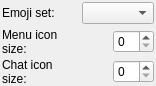
First picture: the form in src/plugins/emoji/emojioptions2.ui, repository xnamed/vacuum-im, before the edit.
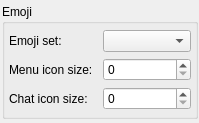
Second picture: the form after the edit. Custom widgets are drawn as their Qt base class.

The edit to the form file:
```diff
--- a/src/plugins/emoji/emojioptions2.ui
+++ b/src/plugins/emoji/emojioptions2.ui
@@ -6,8 +6,8 @@
    <rect>
     <x>0</x>
     <y>0</y>
-    <width>156</width>
-    <height>86</height>
+    <width>199</width>
+    <height>107</height>
    </rect>
   </property>
   <property name="sizePolicy">
@@ -16,20 +16,38 @@
     <verstretch>0</verstretch>
    </sizepolicy>
   </property>
-  <layout class="QGridLayout" name="gridLayout" columnstretch="0,0,0">
+  <layout class="QVBoxLayout" name="verticalLayout">
    <property name="leftMargin">
     <number>2</number>
    </property>
    <property name="topMargin">
-    <number>2</number>
+    <number>4</number>
    </property>
    <property name="rightMargin">
-    <number>2</number>
+    <number>1</number>
    </property>
    <property name="bottomMargin">
-    <number>2</number>
+    <number>4</number>
    </property>
-   <item row="1" column="0">
+   <item>
+    <widget class="QGroupBox" name="groupBox">
+     <property name="title">
+      <string>Emoji</string>
+     </property>
+     <layout class="QGridLayout" name="gridLayout">
+      <property name="leftMargin">
+       <number>4</number>
+      </property>
+      <property name="topMargin">
+       <number>6</number>
+      </property>
+      <property name="rightMargin">
+       <number>4</number>
+      </property>
+      <property name="bottomMargin">
+       <number>6</number>
+      </property>
+      <item row="0" column="0">
     <widget class="QLabel" name="lblEmojiSet">
      <property name="sizePolicy">
       <sizepolicy hsizetype="Expanding" vsizetype="Preferred">
@@ -48,27 +66,7 @@
      </property>
     </widget>
    </item>
-   <item row="2" column="2">
-    <widget class="IconSizeSpinBox" name="spbMenuIconSize">
-     <property name="sizePolicy">
-      <sizepolicy hsizetype="Preferred" vsizetype="Fixed">
-       <horstretch>0</horstretch>
-       <verstretch>0</verstretch>
-      </sizepolicy>
-     </property>
-    </widget>
-   </item>
-   <item row="3" column="2">
-    <widget class="IconSizeSpinBox" name="spbChatIconSize">
-     <property name="sizePolicy">
-      <sizepolicy hsizetype="Preferred" vsizetype="Fixed">
-       <horstretch>0</horstretch>
-       <verstretch>0</verstretch>
-      </sizepolicy>
-     </property>
-    </widget>
-   </item>
-   <item row="1" column="1" colspan="2">
+      <item row="0" column="1">
     <widget class="QComboBox" name="cmbEmojiSet">
      <property name="sizePolicy">
       <sizepolicy hsizetype="Expanding" vsizetype="Fixed">
@@ -78,26 +76,7 @@
      </property>
     </widget>
    </item>
-   <item row="3" column="0">
-    <widget class="QLabel" name="lblbChatIconSize">
-     <property name="sizePolicy">
-      <sizepolicy hsizetype="Expanding" vsizetype="Preferred">
-       <horstretch>0</horstretch>
-       <verstretch>0</verstretch>
-      </sizepolicy>
-     </property>
-     <property name="text">
-      <string>Chat icon size:</string>
-     </property>
-     <property name="wordWrap">
-      <bool>true</bool>
-     </property>
-     <property name="buddy">
-      <cstring>spbChatIconSize</cstring>
-     </property>
-    </widget>
-   </item>
-   <item row="2" column="0">
+      <item row="1" column="0">
     <widget class="QLabel" name="lblbMenuIconSize">
      <property name="sizePolicy">
       <sizepolicy hsizetype="Expanding" vsizetype="Preferred">
@@ -114,6 +93,48 @@
      <property name="buddy">
       <cstring>spbMenuIconSize</cstring>
      </property>
+       </widget>
+      </item>
+      <item row="1" column="1">
+       <widget class="IconSizeSpinBox" name="spbMenuIconSize">
+        <property name="sizePolicy">
+         <sizepolicy hsizetype="Expanding" vsizetype="Fixed">
+          <horstretch>0</horstretch>
+          <verstretch>0</verstretch>
+         </sizepolicy>
+        </property>
+       </widget>
+      </item>
+      <item row="2" column="0">
+       <widget class="QLabel" name="lblbChatIconSize">
+        <property name="sizePolicy">
+         <sizepolicy hsizetype="Expanding" vsizetype="Preferred">
+          <horstretch>0</horstretch>
+          <verstretch>0</verstretch>
+         </sizepolicy>
+        </property>
+        <property name="text">
+         <string>Chat icon size:</string>
+        </property>
+        <property name="wordWrap">
+         <bool>true</bool>
+        </property>
+        <property name="buddy">
+         <cstring>spbChatIconSize</cstring>
+        </property>
+       </widget>
+      </item>
+      <item row="2" column="1">
+       <widget class="IconSizeSpinBox" name="spbChatIconSize">
+        <property name="sizePolicy">
+         <sizepolicy hsizetype="Preferred" vsizetype="Fixed">
+          <horstretch>0</horstretch>
+          <verstretch>0</verstretch>
+         </sizepolicy>
+        </property>
+       </widget>
+      </item>
+     </layout>
     </widget>
    </item>
   </layout>
```
Lines whose indentation alone changed are shown as unchanged.
